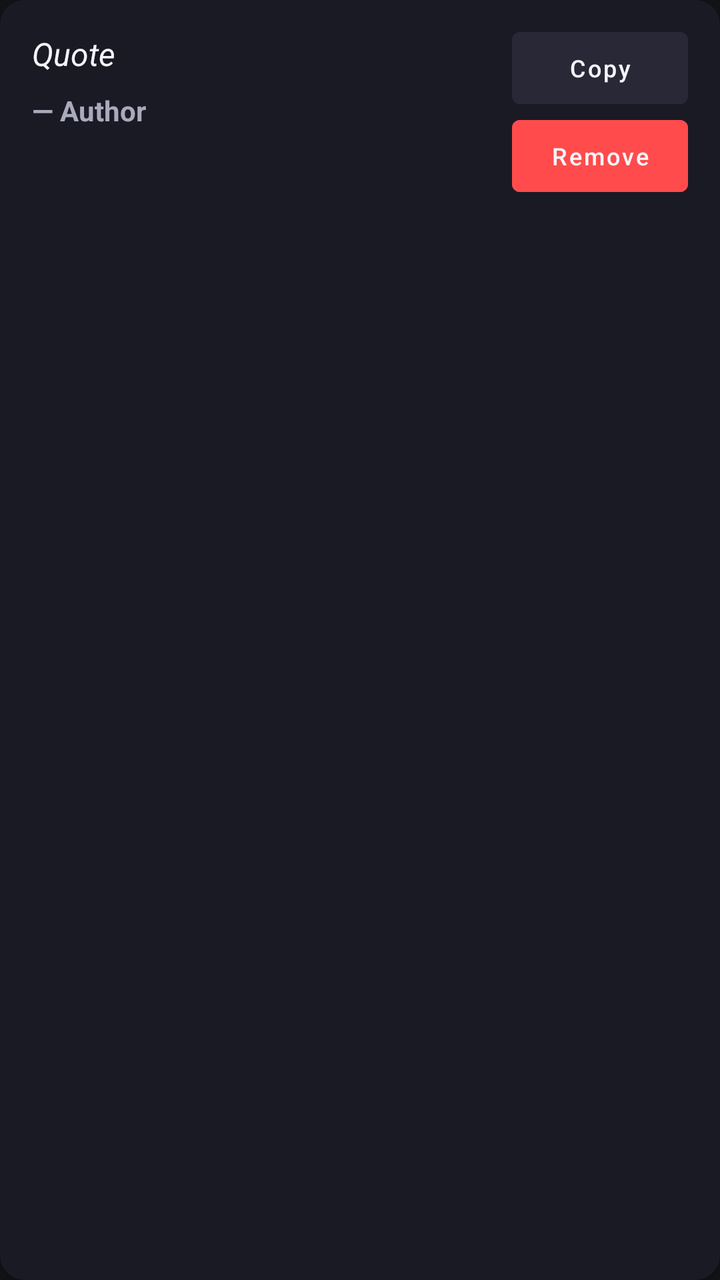
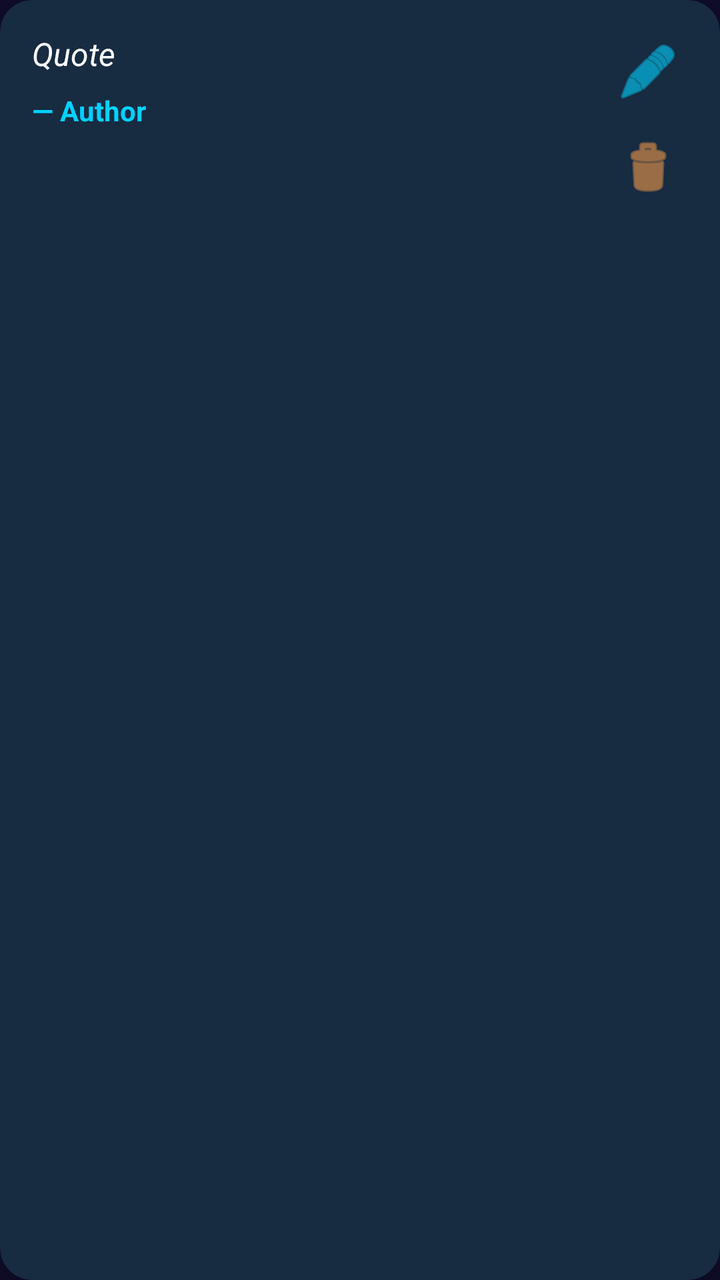

The first picture is an Android layout as it rendered before a commit; the second is the same layout after the commit. The layout source and the unified diff follow.
<!-- AndroidManifest.xml: application theme Theme.QuoteApp -->
<!-- res/layout/item_favorite_quote.xml -->
<?xml version="1.0" encoding="utf-8"?>
<androidx.cardview.widget.CardView xmlns:android="http://schemas.android.com/apk/res/android"
    xmlns:app="http://schemas.android.com/apk/res-auto"
    android:layout_width="match_parent"
    android:layout_height="wrap_content"
    android:layout_marginBottom="16dp"
    app:cardBackgroundColor="?attr/colorSurface"
    app:cardCornerRadius="12dp"
    app:cardElevation="2dp">

    <androidx.constraintlayout.widget.ConstraintLayout
        android:layout_width="match_parent"
        android:layout_height="wrap_content"
        android:padding="16dp">

        <TextView
            android:id="@+id/text_fav_quote"
            android:layout_width="0dp"
            android:layout_height="wrap_content"
            android:text="Quote"
            android:textColor="?attr/colorOnSurface"
            android:textSize="16sp"
            android:textStyle="italic"
            app:layout_constraintEnd_toStartOf="@id/btn_fav_copy"
            app:layout_constraintStart_toStartOf="parent"
            app:layout_constraintTop_toTopOf="parent" />

        <TextView
            android:id="@+id/text_fav_author"
            android:layout_width="0dp"
            android:layout_height="wrap_content"
            android:layout_marginTop="8dp"
            android:text="— Author"
            android:textColor="@color/color_text_muted"
            android:textSize="14sp"
            android:textStyle="bold"
            app:layout_constraintEnd_toStartOf="@id/btn_fav_copy"
            app:layout_constraintStart_toStartOf="parent"
            app:layout_constraintTop_toBottomOf="@id/text_fav_quote" />

        <Button
            android:id="@+id/btn_fav_copy"
            android:layout_width="wrap_content"
            android:layout_height="36dp"
            android:backgroundTint="@color/color_button_bg"
            android:insetTop="0dp"
            android:insetBottom="0dp"
            android:padding="0dp"
            android:text="@string/copy"
            android:textAllCaps="false"
            android:textColor="?attr/colorOnSurface"
            android:textSize="12sp"
            app:layout_constraintEnd_toEndOf="parent"
            app:layout_constraintTop_toTopOf="parent" />

        <Button
            android:id="@+id/btn_fav_remove"
            android:layout_width="wrap_content"
            android:layout_height="36dp"
            android:layout_marginTop="8dp"
            android:backgroundTint="@color/color_accent"
            android:insetTop="0dp"
            android:insetBottom="0dp"
            android:padding="0dp"
            android:text="@string/remove"
            android:textAllCaps="false"
            android:textColor="?attr/colorOnSurface"
            android:textSize="12sp"
            app:layout_constraintEnd_toEndOf="parent"
            app:layout_constraintTop_toBottomOf="@id/btn_fav_copy" />

    </androidx.constraintlayout.widget.ConstraintLayout>
</androidx.cardview.widget.CardView>
<!-- resources referenced by this layout -->
<resources>
  <color name="color_accent">#FF4B4B</color>
  <color name="color_button_bg">#282837</color>
  <color name="color_text_muted">#AAAABE</color>
  <string name="copy">Copy</string>
  <string name="remove">Remove</string>
  <style name="Theme.QuoteApp" parent="Theme.MaterialComponents.DayNight.NoActionBar">
          
          <item name="colorPrimary">@color/color_card_start</item>
          <item name="colorPrimaryVariant">@color/color_card_end</item>
          <item name="colorOnPrimary">@color/color_text_primary</item>
          
          <item name="colorSecondary">@color/color_accent</item>
          <item name="colorSecondaryVariant">@color/color_accent</item>
          <item name="colorOnSecondary">@color/color_text_primary</item>
          
          <item name="android:statusBarColor" tools:targetApi="l">?attr/colorPrimaryVariant</item>
          
          <item name="android:colorBackground">@color/color_bg</item>
          <item name="colorSurface">@color/color_sidebar</item>
          <item name="colorOnBackground">@color/color_text_primary</item>
          <item name="colorOnSurface">@color/color_text_primary</item>
      </style>
  <color name="color_card_start">#4A00E0</color>
  <color name="color_card_end">#8E2DE2</color>
  <color name="color_text_primary">#F5F5FA</color>
  <color name="color_bg">#121218</color>
  <color name="color_sidebar">#1A1A24</color>
</resources>

<!-- the commit's change to res/layout/item_favorite_quote.xml (unified diff, before → after) -->
@@ -1,12 +1,13 @@
 <?xml version="1.0" encoding="utf-8"?>
-<androidx.cardview.widget.CardView xmlns:android="http://schemas.android.com/apk/res/android"
+<com.google.android.material.card.MaterialCardView xmlns:android="http://schemas.android.com/apk/res/android"
     xmlns:app="http://schemas.android.com/apk/res-auto"
     android:layout_width="match_parent"
     android:layout_height="wrap_content"
     android:layout_marginBottom="16dp"
-    app:cardBackgroundColor="?attr/colorSurface"
-    app:cardCornerRadius="12dp"
-    app:cardElevation="2dp">
+    app:cardBackgroundColor="@color/color_surface"
+    app:cardCornerRadius="16dp"
+    app:cardElevation="4dp"
+    app:strokeWidth="0dp">
 
     <androidx.constraintlayout.widget.ConstraintLayout
         android:layout_width="match_parent"
@@ -17,8 +18,9 @@
             android:id="@+id/text_fav_quote"
             android:layout_width="0dp"
             android:layout_height="wrap_content"
+            android:lineSpacingExtra="2dp"
             android:text="Quote"
-            android:textColor="?attr/colorOnSurface"
+            android:textColor="@color/color_text_primary"
             android:textSize="16sp"
             android:textStyle="italic"
             app:layout_constraintEnd_toStartOf="@id/btn_fav_copy"
@@ -31,43 +33,35 @@
             android:layout_height="wrap_content"
             android:layout_marginTop="8dp"
             android:text="— Author"
-            android:textColor="@color/color_text_muted"
+            android:textColor="@color/color_accent"
             android:textSize="14sp"
             android:textStyle="bold"
             app:layout_constraintEnd_toStartOf="@id/btn_fav_copy"
             app:layout_constraintStart_toStartOf="parent"
             app:layout_constraintTop_toBottomOf="@id/text_fav_quote" />
 
-        <Button
+        <ImageButton
             android:id="@+id/btn_fav_copy"
-            android:layout_width="wrap_content"
-            android:layout_height="36dp"
-            android:backgroundTint="@color/color_button_bg"
-            android:insetTop="0dp"
-            android:insetBottom="0dp"
-            android:padding="0dp"
-            android:text="@string/copy"
-            android:textAllCaps="false"
-            android:textColor="?attr/colorOnSurface"
-            android:textSize="12sp"
+            android:layout_width="40dp"
+            android:layout_height="40dp"
+            android:background="?attr/selectableItemBackgroundBorderless"
+            android:contentDescription="Copy"
+            android:src="@android:drawable/ic_menu_edit"
             app:layout_constraintEnd_toEndOf="parent"
-            app:layout_constraintTop_toTopOf="parent" />
+            app:layout_constraintTop_toTopOf="parent"
+            app:tint="@color/color_accent" />
 
-        <Button
+        <ImageButton
             android:id="@+id/btn_fav_remove"
-            android:layout_width="wrap_content"
-            android:layout_height="36dp"
+            android:layout_width="40dp"
+            android:layout_height="40dp"
             android:layout_marginTop="8dp"
-            android:backgroundTint="@color/color_accent"
-            android:insetTop="0dp"
-            android:insetBottom="0dp"
-            android:padding="0dp"
-            android:text="@string/remove"
-            android:textAllCaps="false"
-            android:textColor="?attr/colorOnSurface"
-            android:textSize="12sp"
+            android:background="?attr/selectableItemBackgroundBorderless"
+            android:contentDescription="Remove"
+            android:src="@android:drawable/ic_menu_delete"
             app:layout_constraintEnd_toEndOf="parent"
-            app:layout_constraintTop_toBottomOf="@id/btn_fav_copy" />
+            app:layout_constraintTop_toBottomOf="@id/btn_fav_copy"
+            app:tint="@color/vibrant_orange" />
 
     </androidx.constraintlayout.widget.ConstraintLayout>
-</androidx.cardview.widget.CardView>
+</com.google.android.material.card.MaterialCardView>
<!-- resource entries referenced after the edit -->
@@ -1,31 +1,28 @@
 <!-- resources referenced by this layout -->
 <resources>
-  <color name="color_accent">#FF4B4B</color>
-  <color name="color_button_bg">#282837</color>
-  <color name="color_text_muted">#AAAABE</color>
-  <string name="copy">Copy</string>
-  <string name="remove">Remove</string>
-  <style name="Theme.QuoteApp" parent="Theme.MaterialComponents.DayNight.NoActionBar">
+  <color name="color_accent">#00D2FF</color>
+  <color name="color_surface">#1A1A2E</color>
+  <style name="Theme.QuoteApp" parent="Theme.Material3.DayNight.NoActionBar">
           
-          <item name="colorPrimary">@color/color_card_start</item>
-          <item name="colorPrimaryVariant">@color/color_card_end</item>
-          <item name="colorOnPrimary">@color/color_text_primary</item>
+          <item name="colorPrimary">@color/color_accent</item>
+          <item name="colorOnPrimary">@color/color_bg</item>
+  
           
-          <item name="colorSecondary">@color/color_accent</item>
-          <item name="colorSecondaryVariant">@color/color_accent</item>
+          <item name="colorSecondary">@color/grad_start</item>
           <item name="colorOnSecondary">@color/color_text_primary</item>
+  
           
-          <item name="android:statusBarColor" tools:targetApi="l">?attr/colorPrimaryVariant</item>
+          <item name="android:statusBarColor">@color/color_bg</item>
+  
           
           <item name="android:colorBackground">@color/color_bg</item>
-          <item name="colorSurface">@color/color_sidebar</item>
+          <item name="colorSurface">@color/color_surface</item>
           <item name="colorOnBackground">@color/color_text_primary</item>
           <item name="colorOnSurface">@color/color_text_primary</item>
       </style>
-  <color name="color_card_start">#4A00E0</color>
-  <color name="color_card_end">#8E2DE2</color>
-  <color name="color_text_primary">#F5F5FA</color>
-  <color name="color_bg">#121218</color>
-  <color name="color_sidebar">#1A1A24</color>
+  <color name="color_text_primary">#FFFFFF</color>
+  <color name="vibrant_orange">#F2994A</color>
+  <color name="color_bg">#0F0C29</color>
+  <color name="grad_start">#FF00CC</color>
 </resources>
 
